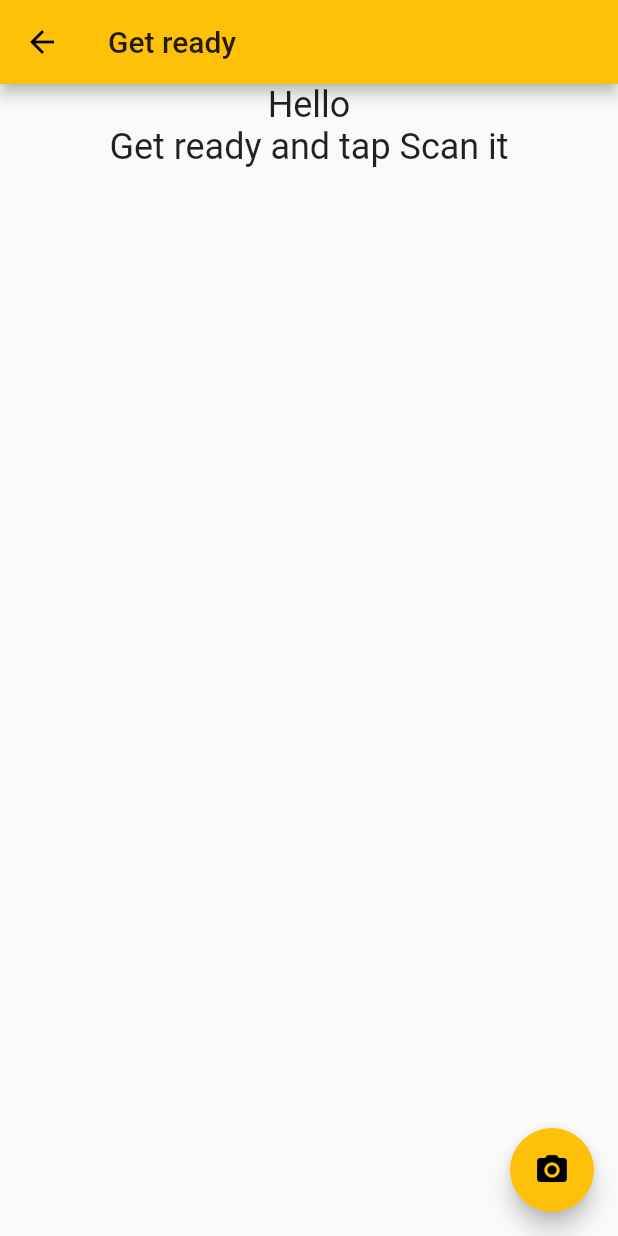
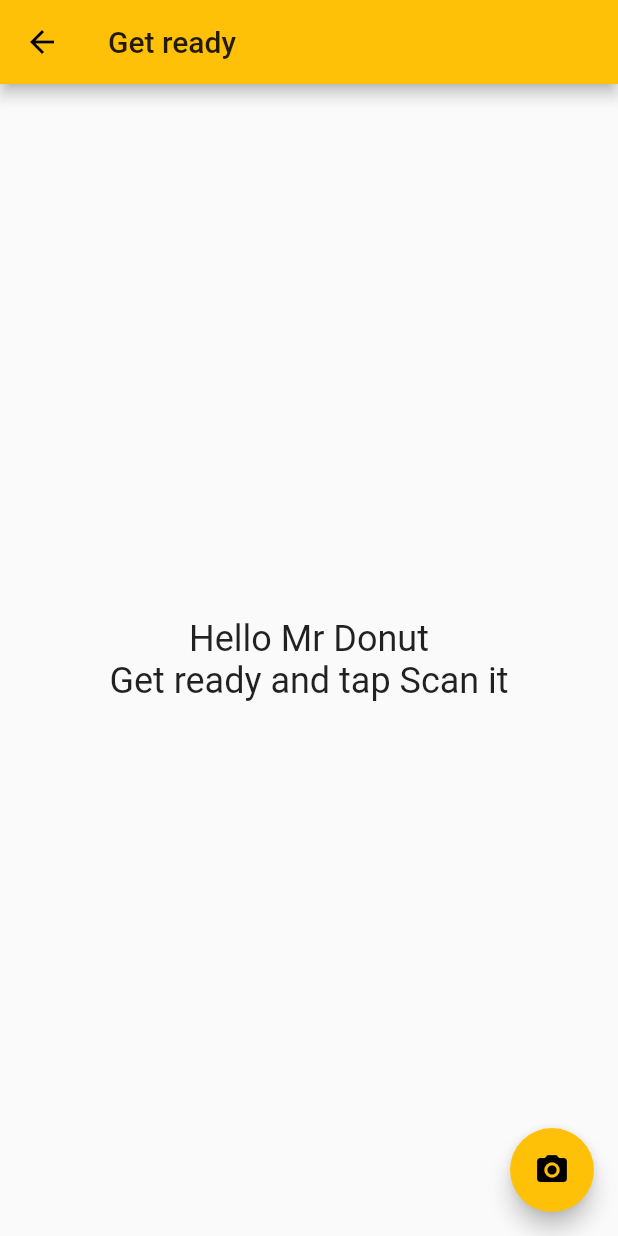
Before and after one commit to stanleydong/mobile_3m, a Flutter app: the screen it shows after launch, after a tap on "Next", on a phone screen of 412 x 824 dp. Run offline on Flutter 3.47's test engine with Material 2 defaults, Android fonts, the phone set to English and light mode, and no system bars; our stand-ins replace cloud_firestore; missing offline and left inert: qrcode_reader; accounts and stored records are empty.

Commit message:
Release 1.0.0.

```diff
--- a/lib/main.dart
+++ b/lib/main.dart
@@ -48,7 +48,6 @@ class MyHomePage extends StatefulWidget {
 class _MyHomePageState extends State<MyHomePage> {
   TextEditingController controller = TextEditingController();
   var _textUserName = new TextEditingController();
-  var _textPassword = new TextEditingController();
   final bool obscureText = true;
   @override
   Widget build(BuildContext context) {
@@ -65,7 +64,9 @@ class _MyHomePageState extends State<MyHomePage> {
         // the App.build method, and use it to set our appbar title.
         title: new Text(widget.title),
       ),
-      body: new ListView(
+      body: new Center(
+        child: new Column(
+         mainAxisAlignment: MainAxisAlignment.center,
         // Center is a layout widget. It takes a single child and positions it
         // in the middle of the parent.
         children: <Widget>[
@@ -111,6 +112,7 @@ class _MyHomePageState extends State<MyHomePage> {
                 }),
           ),
         ],
+        ),
 //        child: Column(
 
 //        ),
--- a/lib/qrcode_reader.dart
+++ b/lib/qrcode_reader.dart
@@ -39,16 +39,19 @@ class _QRScanPageState extends State<QRScanPage> {
         title: const Text('Get ready'),
       ),
 
-      body: new ListView(
+      body: new Center(
+        child: new Column(
+    mainAxisAlignment: MainAxisAlignment.center,
         children: <Widget>[
           new FutureBuilder<String>(
             future: _qrcodeValue,
             builder: (BuildContext context, AsyncSnapshot<String> snapshot) {
               return new Text(snapshot.data != null ?
-                snapshot.data : 'Hello '+ ("${widget.valueUserName}") +' \nGet ready and tap Scan it',
+                snapshot.data : 'Hello Mr Donut \nGet ready and tap Scan it',
                   textAlign: TextAlign.center,style: Theme.of(context).textTheme.headline);
           }),
         ]),
+      ),
 //          child: new FutureBuilder<String>(
 //              future: _qrcodeValue,
 //              builder: (BuildContext context, AsyncSnapshot<String> snapshot) {
```
Also changed, not shown: lib/admin.dart (+12 -0 lines), lib/book.dart (+36 -13 lines), lib/success.dart (added, +71 -0 lines).
